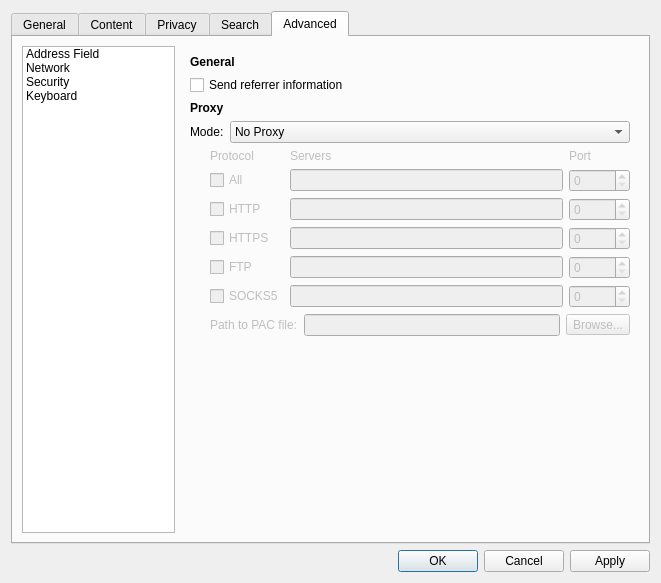
This is src/ui/PreferencesDialog.ui in OtterBrowser/otter-browser as Qt 5 draws it before an edit. The edited form follows.
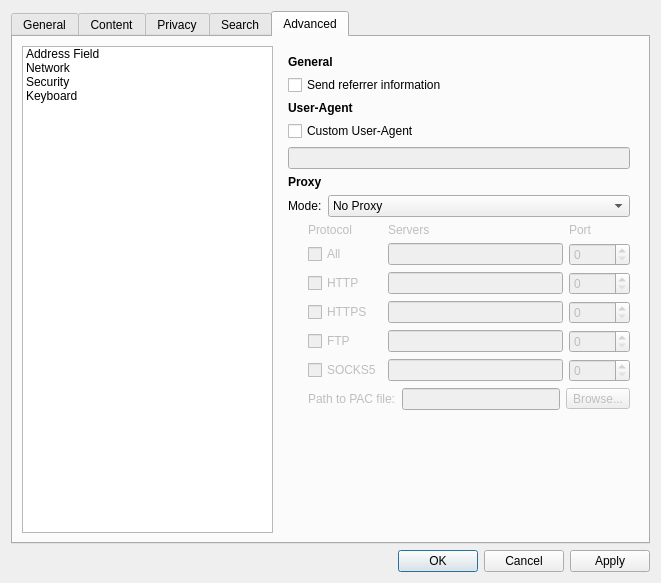
This is the edited form. The open tabs and pages were chosen to show the change. Custom widgets are drawn as their Qt base class.

Commit message: add user-agent customization

Patch:
```diff
--- a/src/ui/PreferencesDialog.ui
+++ b/src/ui/PreferencesDialog.ui
@@ -1253,7 +1253,7 @@
       <attribute name="title">
        <string>Advanced</string>
       </attribute>
-      <layout class="QHBoxLayout" name="advancedLayout" stretch="1,3">
+      <layout class="QHBoxLayout" name="advancedLayout" stretch="1,0">
        <item>
         <widget class="QListWidget" name="advancedListWidget">
          <property name="minimumSize">
@@ -1354,7 +1354,7 @@
           </layout>
          </widget>
          <widget class="QWidget" name="networkPage">
-          <layout class="QVBoxLayout" name="networkPageLayout" stretch="0,0,0,0,0,1">
+          <layout class="QVBoxLayout" name="networkPageLayout" stretch="0,0,0,0,0,0,0,0,1">
            <item>
             <widget class="QLabel" name="advancedGeneralHeader">
              <property name="font">
@@ -1375,6 +1375,42 @@
              </property>
             </widget>
            </item>
+           <item>
+            <widget class="QLabel" name="customUserAgent">
+             <property name="font">
+              <font>
+               <weight>75</weight>
+               <bold>true</bold>
+              </font>
+             </property>
+             <property name="text">
+              <string>User-Agent</string>
+             </property>
+            </widget>
+           </item>
+           <item>
+            <widget class="QCheckBox" name="customUserAgentCheckBox">
+             <property name="text">
+              <string>Custom User-Agent</string>
+             </property>
+             <property name="checked">
+              <bool>false</bool>
+             </property>
+            </widget>
+           </item>
+           <item>
+            <widget class="QLineEdit" name="customUserAgentEdit">
+             <property name="enabled">
+              <bool>false</bool>
+             </property>
+             <property name="readOnly">
+              <bool>false</bool>
+             </property>
+             <property name="clearButtonEnabled">
+              <bool>false</bool>
+             </property>
+            </widget>
+           </item>
            <item>
             <widget class="QLabel" name="proxyHeader">
              <property name="font">
```
Left out of the diff: 4 changed lines with no effect on the pictures. The commit also changes 2 other files.
